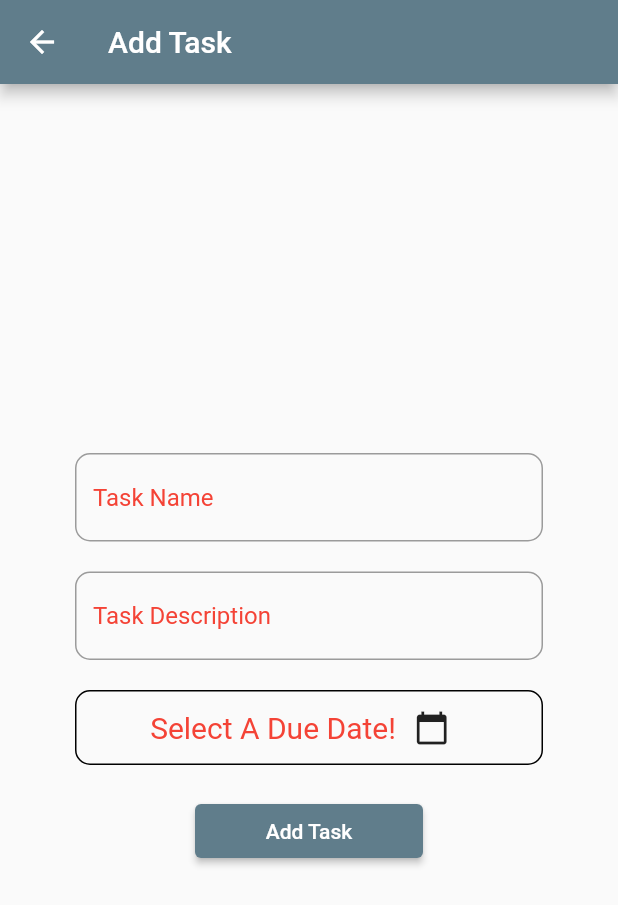
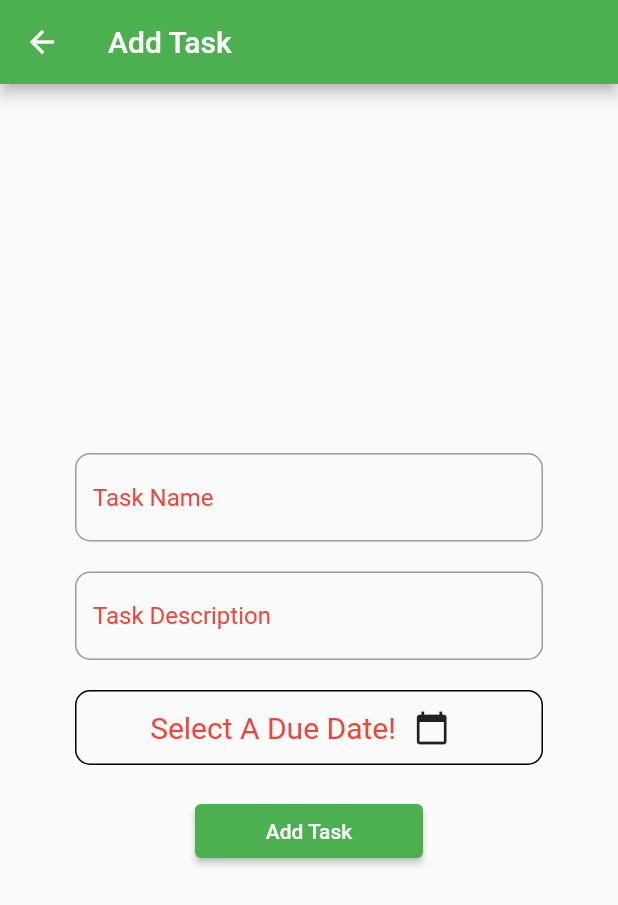
Before and after one commit to ashadnadeem/TaskerPro, a Flutter app: the screen it shows after launch, after a tap on "Add a New Task", on a phone screen of 412 x 824 dp. Shown: the top 905 px of the screen. Run offline on Flutter 3.47's test engine with Material 2 defaults, Android fonts, the phone set to English and light mode, and no system bars; our stand-ins replace cloud_firestore, firebase_core; accounts and stored records are empty.

Commit message:
Change color to green

```diff
--- a/lib/main.dart
+++ b/lib/main.dart
@@ -38,7 +38,7 @@ class MyApp extends StatelessWidget {
     return MaterialApp(
       title: 'TaskerPro',
       theme: ThemeData(
-        primarySwatch: Colors.blueGrey,
+        primarySwatch: Colors.green,
       ),
       debugShowCheckedModeBanner: false,
       home: const MyHomePage(title: 'Tasker Pro: Tasks'),
```
